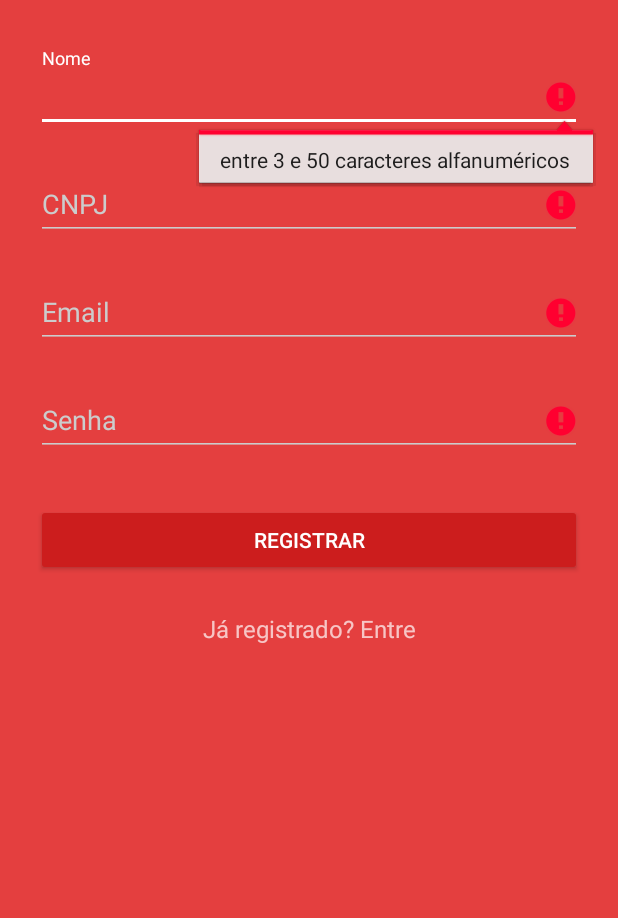
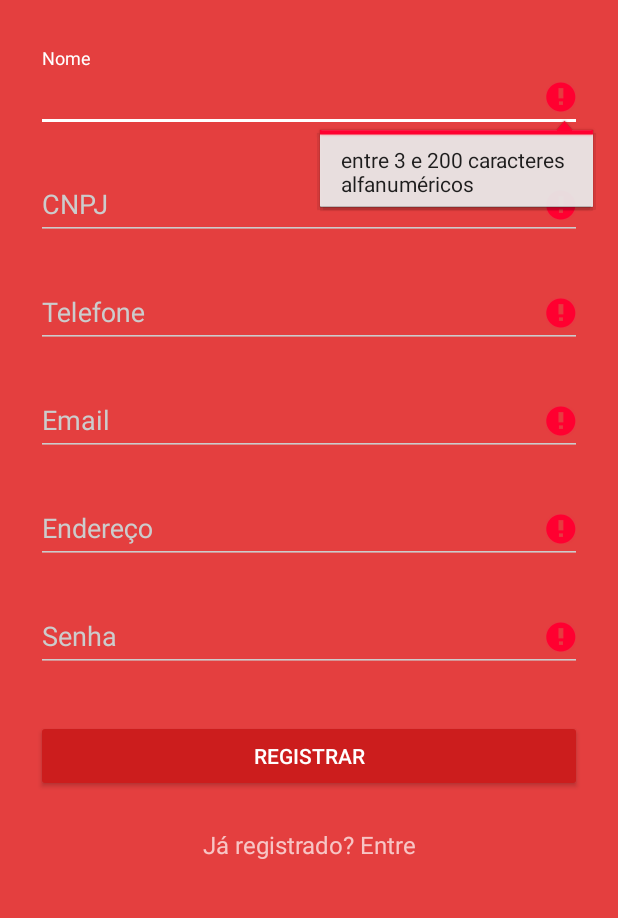
Before and after one commit to fred-monier/TaFeito_Fornecedor, an Android app: the FornecedorRegistroActivity screen opened directly, with no data from a screen before it, after a tap on "REGISTRAR", on a phone screen of 412 x 824 dp, the part 192-1110 px from its top. Run offline under Robolectric (Android 15) with nearby library versions, the phone set to English and light mode, and no system bars; our stand-ins replace ButterKnife.

Commit message:
Commit em 26/11/2017

```diff
--- a/app/src/main/java/br/pe/recife/tafeito/gui/FornecedorRegistroActivity.java
+++ b/app/src/main/java/br/pe/recife/tafeito/gui/FornecedorRegistroActivity.java
@@ -23,7 +23,9 @@ public class FornecedorRegistroActivity extends AppCompatActivity {
 
     @InjectView(R.id.input_name) EditText _nameText;
     @InjectView(R.id.input_cnpj) EditText _cnpjText;
+    @InjectView(R.id.input_phone) EditText _phoneText;
     @InjectView(R.id.input_email) EditText _emailText;
+    @InjectView(R.id.input_address) EditText _addressText;
     @InjectView(R.id.input_password) EditText _passwordText;
     @InjectView(R.id.btn_signup) Button _signupButton;
     @InjectView(R.id.link_login) TextView _loginLink;
@@ -36,7 +38,9 @@ public class FornecedorRegistroActivity extends AppCompatActivity {
         setContentView(R.layout.activity_fornecedor_registro);
 
         ButterKnife.inject(this);
+        //Mascara início
         _cnpjText.addTextChangedListener(MaskaraCpfCnpj.insert(_cnpjText, MaskaraType.CNPJ));
+        //Mascara fim
 
         _signupButton.setOnClickListener(new View.OnClickListener() {
             @Override
@@ -74,7 +78,9 @@ public class FornecedorRegistroActivity extends AppCompatActivity {
 
         String name = _nameText.getText().toString();
         String cnpj = _cnpjText.getText().toString();
+        String phone = _phoneText.getText().toString();
         String email = _emailText.getText().toString();
+        String address = _addressText.getText().toString();
         String password = _passwordText.getText().toString();
 
         // TODO: ********* CADASTRAR O FORNECEDOR AQUI
@@ -110,10 +116,12 @@ public class FornecedorRegistroActivity extends AppCompatActivity {
 
         String name = _nameText.getText().toString();
         String cnpj = _cnpjText.getText().toString();
+        String phone = _phoneText.getText().toString();
         String email = _emailText.getText().toString();
+        String address = _addressText.getText().toString();
         String password = _passwordText.getText().toString();
 
-        if (name.isEmpty() || name.length() < 3 || name.length() > 50) {
+        if (name.isEmpty() || name.length() < 3 || name.length() > 200) {
             _nameText.setError(getApplicationContext().getResources().
                     getText(R.string.registro_nome_invalido).toString());
             valid = false;
@@ -129,12 +137,28 @@ public class FornecedorRegistroActivity extends AppCompatActivity {
             _cnpjText.setError(null);
         }
 
-        if (email.isEmpty() || !android.util.Patterns.EMAIL_ADDRESS.matcher(email).matches()) {
+        if (phone.isEmpty() || phone.length() < 10 || phone.length() > 11) {
+            _phoneText.setError(getApplicationContext().getResources().
+                    getText(R.string.registro_phone_invalido).toString());
+            valid = false;
+        } else {
+            _phoneText.setError(null);
+        }
+
+        if (email.isEmpty() || !android.util.Patterns.EMAIL_ADDRESS.matcher(email).matches() ||  email.length() > 100) {
             _emailText.setError(getApplicationContext().getResources().
-                    getText(R.string.login_email_invalido).toString());
+                    getText(R.string.registro_email_invalido).toString());
             valid = false;
         } else {
             _emailText.setError(null);
+        }
+
+        if (address.isEmpty() || address.length() > 200) {
+            _addressText.setError(getApplicationContext().getResources().
+                    getText(R.string.registro_endereco_invalido).toString());
+            valid = false;
+        } else {
+            _addressText.setError(null);
         }
 
         if (password.isEmpty() || password.length() < 4 || password.length() > 10) {
--- a/app/src/main/res/layout/activity_fornecedor_registro.xml
+++ b/app/src/main/res/layout/activity_fornecedor_registro.xml
@@ -52,6 +52,22 @@
 
         </android.support.design.widget.TextInputLayout>
 
+        <!--  Telefone -->
+        <android.support.design.widget.TextInputLayout
+
+            android:layout_width="match_parent"
+            android:layout_height="wrap_content"
+            android:layout_marginTop="8dp"
+            android:layout_marginBottom="8dp">
+
+            <EditText android:id="@+id/input_phone"
+                android:layout_width="match_parent"
+                android:layout_height="wrap_content"
+                android:inputType="numberDecimal"
+                android:hint="@string/registro_phone" />
+
+        </android.support.design.widget.TextInputLayout>
+
         <!-- Email -->
         <android.support.design.widget.TextInputLayout
             android:layout_width="match_parent"
@@ -63,6 +79,22 @@
                 android:layout_height="wrap_content"
                 android:inputType="textEmailAddress"
                 android:hint="@string/login_email" />
+        </android.support.design.widget.TextInputLayout>
+
+        <!--  Endereço -->
+        <android.support.design.widget.TextInputLayout
+
+            android:layout_width="match_parent"
+            android:layout_height="wrap_content"
+            android:layout_marginTop="8dp"
+            android:layout_marginBottom="8dp">
+
+            <EditText android:id="@+id/input_address"
+                android:layout_width="match_parent"
+                android:layout_height="wrap_content"
+                android:inputType="textCapWords"
+                android:hint="@string/registro_endereco" />
+
         </android.support.design.widget.TextInputLayout>
 
         <!-- Senha -->
--- a/app/src/main/res/values/strings.xml
+++ b/app/src/main/res/values/strings.xml
@@ -17,11 +17,16 @@
 
     <string name="registro_nome">Nome</string>
     <string name="registro_cnpj" translatable="false">CNPJ</string>
+    <string name="registro_email_invalido">email inválido (no máximo 100 caracteres)</string>
+    <string name="registro_phone">Telefone</string>
+    <string name="registro_endereco">Endereço</string>
     <string name="registro_criar_conta">Registrar</string>
     <string name="registro_ja_membro">Já registrado? Entre</string>
     <string name="registro_criando_conta">Registrando...</string>
     <string name="registro_falhou">Falha ao registrar</string>
-    <string name="registro_nome_invalido">entre 3 e 50 caracteres alfanuméricos</string>
+    <string name="registro_nome_invalido">entre 3 e 200 caracteres alfanuméricos</string>
     <string name="registro_cnpj_invalido">CNPJ inválido</string>
+    <string name="registro_phone_invalido">Telefone inválido</string>
+    <string name="registro_endereco_invalido">no máximo 200 caracteres alfanuméricos</string>
 
 </resources>
```
Also changed, not shown: 1 other file.
